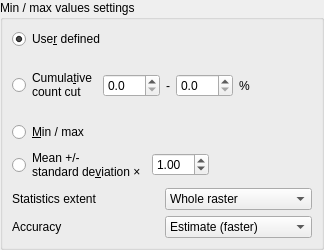
First picture: the form in src/ui/qgsrasterminmaxwidgetbase.ui, repository qgis/QGIS, before the edit.
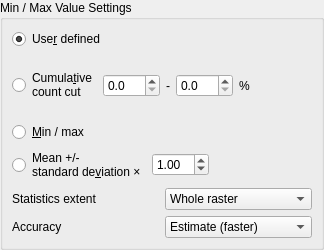
Second picture: the form after the edit. Custom widgets are drawn as their Qt base class.

The edit to the form file:
```diff
--- a/src/ui/qgsrasterminmaxwidgetbase.ui
+++ b/src/ui/qgsrasterminmaxwidgetbase.ui
@@ -29,7 +29,7 @@
    <item>
     <widget class="QgsCollapsibleGroupBox" name="mLoadMinMaxValuesGroupBox">
      <property name="title">
-      <string>Min / max values settings</string>
+      <string>Min / Max Value Settings</string>
      </property>
      <property name="flat">
       <bool>true</bool>
```
